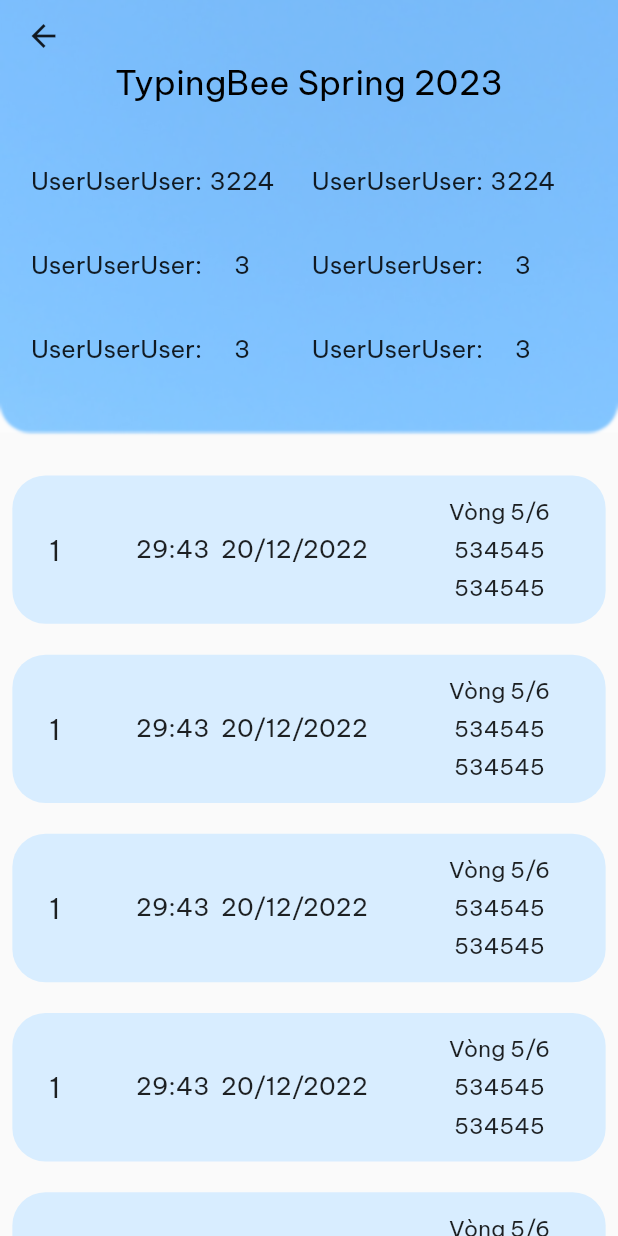
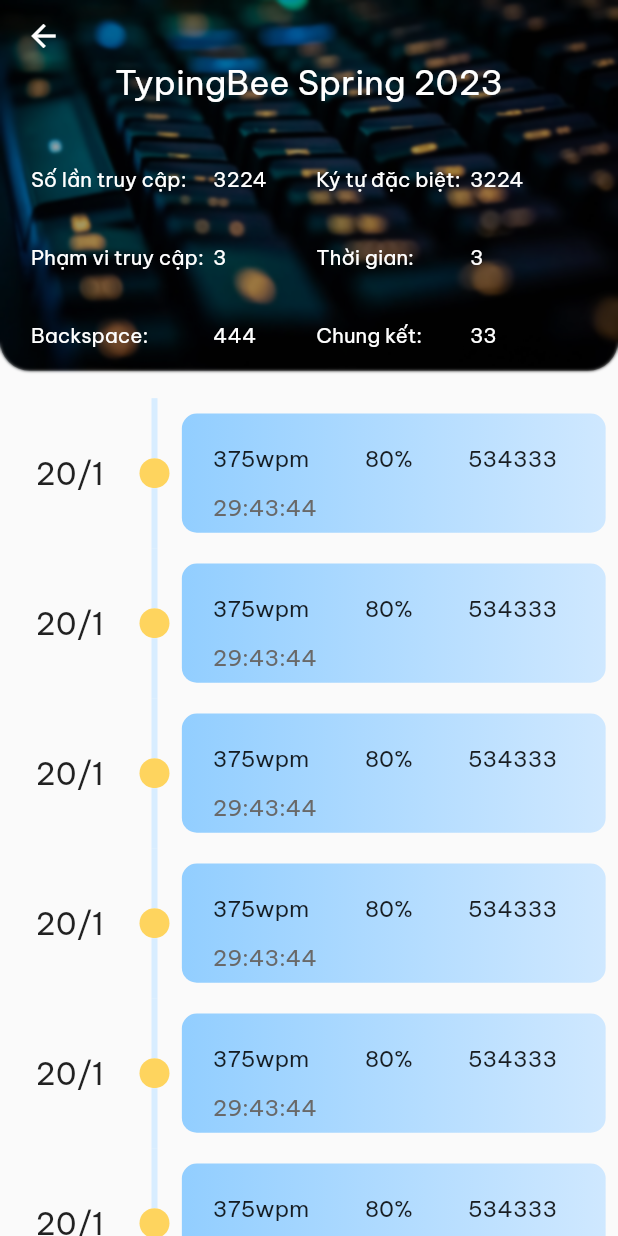
Before and after one commit to Nhat-An-GitOrganization/typing_contest_mobile, a Flutter app: the List_Rank screen opened directly with sample values from the repository, on a phone screen of 412 x 824 dp. Run offline on Flutter 3.47's test engine with Material 2 defaults, Android fonts, the phone set to English and light mode, and no system bars; drawn by our look-alikes of timeline_tile; our stand-ins replace awesome_dialog, carousel_slider, confetti, curved_navigation_bar, firebase_auth, firebase_core and 3 more; accounts and stored records are empty; project files that could hold a hidden picture were left out.

Commit message:
his_rank_full

```diff
--- a/lib/component/history/list_rank.dart
+++ b/lib/component/history/list_rank.dart
@@ -1,5 +1,4 @@
 import 'dart:ui';
-
 import 'package:flutter/material.dart';
 import 'package:typing_contest_mobile/component/history/rank.dart';
 import 'package:typing_contest_mobile/models/contest.dart';
@@ -16,7 +15,6 @@ class List_Rank extends StatelessWidget {
   @override
   Widget build(BuildContext context) {
     Size size = MediaQuery.of(context).size;
-    bool isDarkMode = Theme.of(context).brightness == Brightness.dark;
 
     return SafeArea(
       child: Scaffold(
@@ -24,17 +22,17 @@ class List_Rank extends StatelessWidget {
           children: [
             Container(
               margin: const EdgeInsets.only(bottom: 10),
-              height: size.height * 0.35,
+              height: size.height * 0.3,
               child: Stack(
                 children: [
                   Container(
-                    decoration: BoxDecoration(
-                      borderRadius: const BorderRadius.only(
+                    decoration: const BoxDecoration(
+                      borderRadius: BorderRadius.only(
                         bottomLeft: Radius.circular(20),
                         bottomRight: Radius.circular(20),
                       ),
                       image: DecorationImage(
-                        image: AssetImage(ct.image),
+                        image: AssetImage('lib/images/history_rank.jpg'),
                         fit: BoxFit.cover,
                       ),
                     ),
@@ -44,10 +42,11 @@ class List_Rank extends StatelessWidget {
                       filter: ImageFilter.blur(sigmaX: 1, sigmaY: 1),
                       child: Container(
                         decoration: BoxDecoration(
-                          color: isDarkMode
-                              ? Colors.black.withOpacity(0.3)
-                              : Colors.white.withOpacity(0.3),
-                        ),
+                            borderRadius: const BorderRadius.only(
+                              bottomLeft: Radius.circular(20),
+                              bottomRight: Radius.circular(20),
+                            ),
+                            color: Colors.black.withOpacity(0.35)),
                       ),
                     ),
                   ),
@@ -57,7 +56,9 @@ class List_Rank extends StatelessWidget {
                         children: [
                           Container(
                             margin: const EdgeInsets.only(left: 5),
-                            child: const BackButton(),
+                            child: const BackButton(
+                              color: Colors.white,
+                            ),
                           ),
                           Align(
                             alignment: Alignment.center,
@@ -69,8 +70,7 @@ class List_Rank extends StatelessWidget {
                                 textAlign: TextAlign.center,
                                 style: TextStyle(
                                   fontSize: size.width * 0.055,
-                                  color:
-                                      isDarkMode ? Colors.white : Colors.black,
+                                  color: Colors.white,
                                 ),
                               ),
                             ),
@@ -83,33 +83,33 @@ class List_Rank extends StatelessWidget {
                                       left: size.width * 0.05),
                                   padding:
                                       EdgeInsets.only(top: size.width * 0.2),
-                                  child: ThongTin(
-                                      size, 'UserUserUser:', 'UserUserUser:')),
+                                  child: ThongTin(size, 'Số lần truy cập:',
+                                      'Phạm vi truy cập:', 'Backspace:')),
                               Container(
                                   margin: EdgeInsets.only(
                                     top: size.width * 0.02,
-                                    left: size.width * 0.012,
+                                    left: size.width * 0.015,
                                   ),
                                   padding:
                                       EdgeInsets.only(top: size.width * 0.2),
-                                  child: ThongTin(size, '3224', '3')),
+                                  child: ThongTin(size, '3224', '3', '444')),
                               Container(
                                   margin: EdgeInsets.only(
                                     top: size.width * 0.02,
-                                    left: size.width * 0.06,
+                                    left: size.width * 0.08,
                                   ),
                                   padding:
                                       EdgeInsets.only(top: size.width * 0.2),
-                                  child: ThongTin(
-                                      size, 'UserUserUser:', 'UserUserUser:')),
+                                  child: ThongTin(size, 'Ký tự đặc biệt:',
+                                      'Thời gian:', 'Chung kết:')),
                               Container(
                                   margin: EdgeInsets.only(
                                     top: size.width * 0.02,
-                                    left: size.width * 0.012,
+                                    left: size.width * 0.015,
                                   ),
                                   padding:
                                       EdgeInsets.only(top: size.width * 0.2),
-                                  child: ThongTin(size, '3224', '3')),
+                                  child: ThongTin(size, '3224', '3', '33')),
                             ],
                           )
                         ],
@@ -142,38 +142,38 @@ class List_Rank extends StatelessWidget {
   }
 
   // ignore: non_constant_identifier_names
-  Column ThongTin(Size size, String name, String int) {
+  Column ThongTin(Size size, String name, String name1, String name2) {
     return Column(
       mainAxisAlignment: MainAxisAlignment.spaceAround,
-      crossAxisAlignment: CrossAxisAlignment.center,
+      crossAxisAlignment: CrossAxisAlignment.start,
       children: [
         Container(
           padding: const EdgeInsets.only(top: 20),
           child: Text(
             name,
             style: TextStyle(
-              //color: const Color.fromARGB(255, 0, 0, 0),
-              fontSize: size.width * 0.04,
+              color: Colors.white,
+              fontSize: size.width * 0.033,
             ),
           ),
         ),
         Container(
           padding: const EdgeInsets.only(top: 35),
           child: Text(
-            int,
+            name1,
             style: TextStyle(
-              //color: const Color.fromARGB(255, 0, 0, 0),
-              fontSize: size.width * 0.04,
+              color: Colors.white,
+              fontSize: size.width * 0.033,
             ),
           ),
         ),
         Container(
           padding: const EdgeInsets.only(top: 35),
           child: Text(
-            int,
+            name2,
             style: TextStyle(
-              //color: const Color.fromARGB(255, 0, 0, 0),
-              fontSize: size.width * 0.04,
+              color: Colors.white,
+              fontSize: size.width * 0.033,
             ),
           ),
         ),
--- a/lib/component/history/rank.dart
+++ b/lib/component/history/rank.dart
@@ -1,4 +1,5 @@
 import 'package:flutter/material.dart';
+import 'package:timeline_tile/timeline_tile.dart';
 import 'package:typing_contest_mobile/models/contest.dart';
 
 // ignore: camel_case_types
@@ -17,7 +18,38 @@ class His_Rank extends StatelessWidget {
     Size size = MediaQuery.of(context).size;
     bool isDarkMode = Theme.of(context).brightness == Brightness.dark;
 
-    return Container(
+    Color primaryColor = isDarkMode
+        ? const Color.fromARGB(255, 78, 78, 78)
+        : const Color.fromARGB(255, 146, 206, 255);
+    Color secondaryColor = isDarkMode
+        ? const Color.fromARGB(255, 100, 100, 100)
+        : const Color.fromARGB(255, 207, 232, 255);
+    return SizedBox(
+      height: 100,
+      child: TimelineTile(
+          alignment: TimelineAlign.manual,
+          lineXY: 0.25,
+          beforeLineStyle: const LineStyle(
+            color: Color.fromARGB(255, 216, 237, 255),
+          ),
+          indicatorStyle: const IndicatorStyle(
+            color: Color.fromARGB(255, 254, 212, 94),
+          ),
+          startChild: Column(
+            mainAxisAlignment: MainAxisAlignment.center,
+            crossAxisAlignment: CrossAxisAlignment.center,
+            children: [
+              Text(
+                '20/1',
+                style: TextStyle(
+                  //color: const Color.fromARGB(255, 58, 69, 75),
+                  fontSize: size.width * 0.05,
+                ),
+                textAlign: TextAlign.center,
+              ),
+            ],
+          ),
+          endChild: Container(
             decoration: BoxDecoration(
               borderRadius: BorderRadius.circular(20),
             ),
@@ -32,60 +64,48 @@ class His_Rank extends StatelessWidget {
                   Container(
                     //height: size.height * 0.25,
                     decoration: BoxDecoration(
-                borderRadius: BorderRadius.circular(22),
-                color: isDarkMode
-                    ? const Color.fromARGB(255, 76, 76, 76)
-                    : const Color.fromARGB(255, 216, 237, 255),
+                      borderRadius: BorderRadius.circular(10),
+                      gradient: LinearGradient(
+                        begin: Alignment.centerLeft,
+                        end: Alignment.centerRight,
+                        colors: [
+                          primaryColor,
+                          secondaryColor,
+                        ],
                       ),
                     ),
-            Padding(
-              padding: EdgeInsets.all(size.width * 0.02),
+                  ),
+                  Positioned(
+                    left: size.width * 0.05,
+                    top: size.width * 0.05,
                     child: Row(
                       mainAxisAlignment: MainAxisAlignment.spaceBetween,
                       crossAxisAlignment: CrossAxisAlignment.center,
                       children: [
-                  Padding(
-                    padding: EdgeInsets.only(left: size.width * 0.04),
-                    child: Text(
-                      '1',
+                        SizedBox(
+                          width: size.width * 0.2,
+                          child: Column(
+                            mainAxisAlignment: MainAxisAlignment.spaceEvenly,
+                            crossAxisAlignment: CrossAxisAlignment.start,
+                            children: [
+                              Text(
+                                '375wpm',
                                 style: TextStyle(
-                        //color: const Color.fromARGB(255, 58, 69, 75),
-                        fontSize: size.width * 0.045,
+                                  fontSize: size.width * 0.036,
                                 ),
                               ),
-                  ),
-                  Padding(
-                    padding: EdgeInsets.zero,
-                    child: Text(
-                      '29:43  20/12/2022 ',
-                      style: TextStyle(
-                        //color: const Color.fromARGB(255, 58, 69, 75),
-                        fontSize: size.width * 0.04,
+                            ],
                           ),
                         ),
-                  ),
-                  Padding(
-                    padding: EdgeInsets.only(right: size.width * 0.07),
+                        Container(
+                          width: size.width * 0.2,
+                          padding: EdgeInsets.only(right: size.width * 0.03),
                           child: Column(
                             mainAxisAlignment: MainAxisAlignment.spaceEvenly,
                             crossAxisAlignment: CrossAxisAlignment.center,
                             children: [
                               Text(
-                          'Vòng 5/6',
-                          style: TextStyle(
-                            //color: const Color.fromARGB(255, 58, 69, 75),
-                            fontSize: size.width * 0.036,
-                          ),
-                        ),
-                        Text(
-                          '534545',
-                          style: TextStyle(
-                            //color: const Color.fromARGB(255, 58, 69, 75),
-                            fontSize: size.width * 0.036,
-                          ),
-                        ),
-                        Text(
-                          '534545',
+                                '80%',
                                 style: TextStyle(
                                   //color: const Color.fromARGB(255, 58, 69, 75),
                                   fontSize: size.width * 0.036,
@@ -94,12 +114,42 @@ class His_Rank extends StatelessWidget {
                             ],
                           ),
                         ),
+                        Container(
+                          width: size.width * 0.2,
+                          padding: EdgeInsets.only(right: size.width * 0.03),
+                          child: Column(
+                            mainAxisAlignment: MainAxisAlignment.spaceEvenly,
+                            crossAxisAlignment: CrossAxisAlignment.center,
+                            children: [
+                              Text(
+                                '534333',
+                                style: TextStyle(
+                                    //color: const Color.fromARGB(255, 58, 69, 75),
+                                    fontSize: size.width * 0.036),
+                              ),
                             ],
                           ),
                         ),
                       ],
                     ),
                   ),
+                  Positioned(
+                    left: size.width * 0.05,
+                    top: size.width * 0.13,
+                    child: Text(
+                      '29:43:44',
+                      textAlign: TextAlign.center,
+                      style: TextStyle(
+                          fontSize: size.width * 0.036,
+                          color: isDarkMode
+                              ? const Color.fromARGB(255, 176, 176, 176)
+                              : const Color.fromARGB(255, 105, 105, 105)),
+                    ),
+                  ),
+                ],
+              ),
+            ),
+          )),
     );
   }
 }
--- a/lib/component/history/round.dart
+++ b/lib/component/history/round.dart
@@ -82,22 +82,18 @@ class His_Round extends StatelessWidget {
                           children: [
                             Container(
                               padding: EdgeInsets.symmetric(
-                                horizontal: size.width * 0.01,
+                                horizontal: size.width * 0.04,
                                 vertical: size.height * 0.045,
                               ),
-                              child: ThongTin(size, Icons.person, '200000'),
+                              child: ThongTin(size, Icons.person_add_alt,
+                                  '200000', context),
                             ),
                             Container(
                               padding: EdgeInsets.symmetric(
-                                horizontal: size.width * 0.045,
+                                horizontal: size.width * 0.015,
                               ),
-                              child: ThongTin(size, Icons.person, '3'),
-                            ),
-                            Container(
-                              padding: EdgeInsets.symmetric(
-                                horizontal: size.width * 0.045,
-                              ),
-                              child: ThongTin(size, Icons.person, '2'),
+                              child: ThongTin(size, Icons.lock_outlined,
+                                  'Không giới hạn', context),
                             ),
                           ],
                         ),
@@ -149,7 +145,9 @@ class His_Round extends StatelessWidget {
   }
 
   // ignore: non_constant_identifier_names
-  Column ThongTin(Size size, IconData iconData, String text) {
+  Column ThongTin(
+      Size size, IconData iconData, String text, BuildContext context) {
+    bool isDarkMode = Theme.of(context).brightness == Brightness.dark;
     return Column(
       mainAxisAlignment: MainAxisAlignment.spaceEvenly,
       crossAxisAlignment: CrossAxisAlignment.center,
@@ -160,7 +158,9 @@ class His_Round extends StatelessWidget {
         Text(
           text,
           style: TextStyle(
-            color: const Color.fromARGB(255, 150, 150, 150),
+            color: isDarkMode
+                ? const Color.fromARGB(255, 176, 176, 176)
+                : const Color.fromARGB(255, 105, 105, 105),
             fontSize: size.width * 0.03,
           ),
         ),
--- a/lib/screen/user_infor_screen.dart
+++ b/lib/screen/user_infor_screen.dart
@@ -23,32 +23,18 @@ class _UserInforState extends State<UserInfor> {
           backgroundColor: Theme.of(context).scaffoldBackgroundColor,
           elevation: 1,
           leading: BackButton(color: isDarkMode ? Colors.white : Colors.blue),
-          actions: [
-            IconButton(
-              icon: const Icon(Icons.settings),
-              color: Colors.blue,
-              onPressed: () {},
-            ),
-          ],
         ),
         body: Container(
-          padding: const EdgeInsets.only(left: 16, top: 25, right: 16),
+          padding: const EdgeInsets.only(left: 16, top: 45, right: 16),
           child: ListView(
             children: [
-              Text(
-                'My Profile',
-                style: TextStyle(
-                  fontSize: size.height * 0.032,
-                  fontWeight: FontWeight.w500,
-                ),
-              ),
               SizedBox(height: size.height * 0.02),
               Center(
                 child: Stack(
                   children: [
                     Container(
-                      width: size.width * (130 / size.width),
-                      height: size.height * (130 / size.height),
+                      width: size.width * (150 / size.width),
+                      height: size.height * (150 / size.height),
                       decoration: BoxDecoration(
                         border: Border.all(
                           width: size.width * (4 / size.width),
--- a/pubspec.yaml
+++ b/pubspec.yaml
@@ -51,6 +51,7 @@ dependencies:
   http: ^1.1.0
   popover: ^0.2.8+2
   confetti: ^0.6.0
+  timeline_tile: ^2.0.0
 
 dev_dependencies:
   flutter_test:
```
Also changed, not shown: lib/images/history_rank.jpg (added), pubspec.lock. Lines whose indentation alone changed are shown as unchanged.
